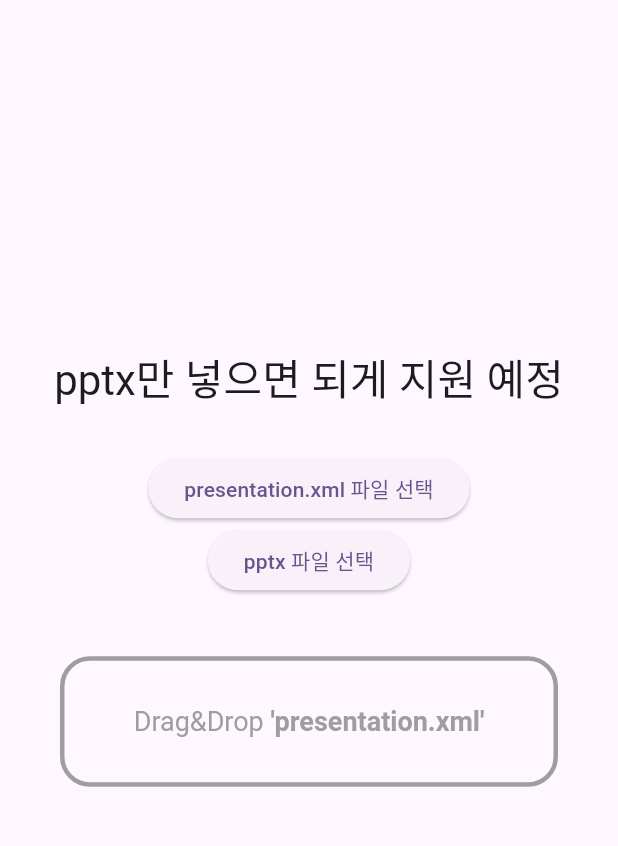
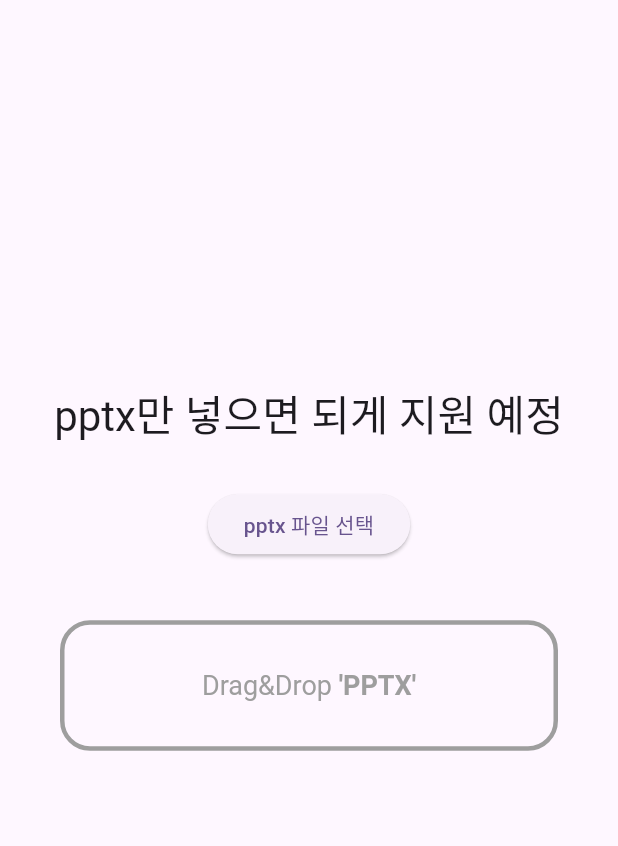
Before and after one commit to iwytbbtss/unlock_pptx, a Flutter app: the screen it shows after launch, after a tap on "pptx 파일 선택", on a phone screen of 412 x 824 dp, the part 84-930 px from its top. Run offline on Flutter 3.47's test engine with Material 2 defaults, Android fonts, the phone set to English and light mode, and no system bars; our stand-ins replace file_picker; missing offline and left inert: desktop_drop.

Commit message:
feat: 코드 정리

```diff
--- a/lib/main.dart
+++ b/lib/main.dart
@@ -1,6 +1,5 @@
 import 'dart:convert';
 import 'dart:io';
-import 'dart:isolate';
 
 import 'package:archive/archive_io.dart';
 import 'package:desktop_drop/desktop_drop.dart';
@@ -8,20 +7,6 @@ import 'package:file_picker/file_picker.dart';
 import 'package:flutter/material.dart';
 import 'package:archive/archive.dart';
 import 'package:xml/xml.dart';
-
-extension IterableX<T> on Iterable<T> {
-  T? firstWhereOrNull(bool Function(T element) test) {
-    if (isEmpty) {
-      return null;
-    }
-
-    for (var el in this) {
-      if (test(el)) return el;
-    }
-
-    return null;
-  }
-}
 
 void main() {
   runApp(const App());
@@ -56,8 +41,8 @@ class _HomeState extends State<Home> {
   // 드래그 중인지
   bool isDragging = false;
 
-  void _openDialog(String title, String buttonText) {
-    showDialog(
+  Future<void> _openDialog(String title, String buttonText) async {
+    await showDialog(
       context: context,
       builder: (context) => AlertDialog(
         alignment: Alignment.center,
@@ -73,41 +58,121 @@ class _HomeState extends State<Home> {
   }
 
   // xml 수정 가능하게 편집
-  bool _convertXmlToEdit(String path) {
+  // bool _convertXmlToEdit(String path) {
+  //   try {
+  //     File file = File(path);
+  //     // inspect(file);
+  //     final document = XmlDocument.parse(file.readAsStringSync());
+  //     final el = document.findAllElements('p:modifyVerifier');
+  //     // inspect(document);
+
+  //     for (var element in el) {
+  //       element.remove();
+  //     }
+  //     // print(document.toXmlString());
+  //     file.writeAsStringSync(document.toXmlString());
+
+  //     return true;
+  //   } catch (e) {
+  //     return false;
+  //   }
+  // }
+
+  // pptx 파일 수정
+  Future<bool> _convertPptxToEdit(String path) async {
     try {
+      // 기존 파일
       File file = File(path);
-      // inspect(file);
-      final document = XmlDocument.parse(file.readAsStringSync());
-      final el = document.findAllElements('p:modifyVerifier');
-      // inspect(document);
+      final bytes = await file.readAsBytes();
+      // -1.zip 파일 생성
+      final temp = path.split('.');
+      temp[temp.length - 2] += '-1';
+      temp.last = 'zip';
+      String newPath = temp.join('.');
+      File newFile = File(newPath);
+      newFile.writeAsBytesSync(bytes);
+      // 작업 시작
+      final newBytes = newFile.readAsBytesSync();
+      final archive = ZipDecoder().decodeBytes(newBytes, verify: true);
+      final editedArchive = Archive(); // 새로 저장할 용도
+      for (var file in archive) {
+        // presentation.xml 찾기
+        if (file.name == 'ppt/presentation.xml') {
+          String result = utf8.decode(file.content);
+          final document = XmlDocument.parse(result);
+          final el = document.findAllElements('p:modifyVerifier');
 
-      for (var element in el) {
-        element.remove();
+          for (var element in el) {
+            element.remove();
+          }
+
+          // 변환 후 추가
+          final xml = document.toXmlString();
+          final xmlBytes = utf8.encode(xml);
+          final newXml = ArchiveFile('ppt/presentation.xml', xmlBytes.length, xmlBytes);
+          editedArchive.addFile(newXml);
+        }
+        // 나머지 파일은 바로 추가
+        else {
+          editedArchive.addFile(file);
+        }
       }
-      // print(document.toXmlString());
-      file.writeAsStringSync(document.toXmlString());
 
+      // -1.pptx로 변환
+      final editedBytes = ZipEncoder().encode(editedArchive);
+      if (editedBytes != null) {
+        newFile.writeAsBytesSync(editedBytes);
+      }
+      temp.last = 'pptx';
+      newPath = temp.join('.');
+      newFile.renameSync(newPath);
+
+      // 저장 성공
       return true;
-    } catch (e) {
+    } catch (error) {
+      await _openDialog('변환 도중 실패: $error', '확인');
       return false;
     }
   }
 
   // xml 파일 선택
-  void _pickXmlFile() async {
-    FilePickerResult? result = await FilePicker.platform.pickFiles();
+  // void _pickXmlFile() async {
+  //   FilePickerResult? result = await FilePicker.platform.pickFiles();
 
-    if (result != null) {
-      final path = result.files.single.path!;
+  //   if (result != null) {
+  //     final path = result.files.single.path!;
+  //     // 형식이 맞을 때
+  //     if (path.endsWith('presentation.xml')) {
+  //       final result = _convertXmlToEdit(path);
+
+  //       if (result) {
+  //         // 완료
+  //         _openDialog('완료', '닫기');
+  //       } else {
+  //         _openDialog('저장에 실패했습니다', '닫기');
+  //       }
+  //     }
+  //     // 형식이 안 맞을 때
+  //     else {
+  //       _openDialog('잘못된 파일 입니다', '닫기');
+  //     }
+  //   }
+  //   // 취소
+  //   else {}
+  // }
+
+  void _pickPptxFile() async {
+    FilePickerResult? pickedFiles = await FilePicker.platform.pickFiles();
+
+    if (pickedFiles != null) {
+      final path = pickedFiles.files.single.path!;
       // 형식이 맞을 때
-      if (path.endsWith('presentation.xml')) {
-        final result = _convertXmlToEdit(path);
+      if (path.endsWith('pptx')) {
+        final result = await _convertPptxToEdit(path);
 
         if (result) {
           // 완료
           _openDialog('완료', '닫기');
-        } else {
-          _openDialog('저장에 실패했습니다', '닫기');
         }
       }
       // 형식이 안 맞을 때
@@ -115,99 +180,26 @@ class _HomeState extends State<Home> {
         _openDialog('잘못된 파일 입니다', '닫기');
       }
     }
-    // 취소
-    else {}
   }
 
-  void _pickPptxFile() async {
-    FilePickerResult? result = await FilePicker.platform.pickFiles();
-
-    if (result != null) {
-      final path = result.files.single.path!;
+  // pptx 드래그 앤 드랍
+  void _onDragDropPptxFile(DropDoneDetails details) async {
+    if(details.files.isNotEmpty) {
+      final path = details.files.first.path;
       // 형식이 맞을 때
       if (path.endsWith('pptx')) {
-        File file = File(result.files.single.path!);
-        final temp = path.split('.');
-        temp[temp.length - 2] += '-1';
-        temp.last = 'zip';
-        String newPath = temp.join('.');
-        print('newPath: $newPath');
-        final bytes = await file.readAsBytes();
-        // -1.zip 생성
-        File newFile = File(newPath);
-        newFile.writeAsBytesSync(bytes);
-        final newBytes = newFile.readAsBytesSync();
-        /* 여기까지 .pptx를 .zip으로 변경 */
+        final result = await _convertPptxToEdit(path);
 
-        final archive = ZipDecoder().decodeBytes(newBytes, verify: true);
-        final editedArchive = Archive();
-        for (var file in archive) {
-          // print(file.name);
-          if (file.name == 'ppt/presentation.xml') {
-            String result = utf8.decode(file.content);
-            print(result);
-            final document = XmlDocument.parse(result);
-            final el = document.findAllElements('p:modifyVerifier');
-
-            for (var element in el) {
-              element.remove();
-            }
-
-            final xml = document.toXmlString();
-            final xmlBytes = utf8.encode(xml);
-            final newXml = ArchiveFile('ppt/presentation.xml', xmlBytes.length, xmlBytes);
-            editedArchive.addFile(newXml);
-          } else {
-            editedArchive.addFile(file);
-          }
+        if (result) {
+          // 완료
+          _openDialog('완료', '닫기');
         }
-
-        final editedBytes = ZipEncoder().encode(editedArchive);
-        if (editedBytes != null) {
-          newFile.writeAsBytesSync(editedBytes);
-        }
-        temp.last = 'pptx';
-        newPath = temp.join('.');
-        newFile.renameSync(newPath);
-        // final presentation = archive.files.firstWhereOrNull((element) => element.name == 'ppt/presentation.xml');
-        // if (presentation != null) {
-        // await Isolate.spawn((message) {
-
-        // }, message)
-        // final content = utf8.decode(presentation.content as List<int>);
-        // final xml = XmlDocument.parse(content);
-        // final pModify = xml.findAllElements('p:modifyVerifier');
-
-        // for (var el in pModify) {
-        //   el.remove();
-        // }
-
-        // final editedArchive = Archive();
-        // for (var file in archive.files) {
-        //   if (file != presentation) {
-        //     editedArchive.addFile(file);
-        //   }
-        // }
-
-        // final editedContent = xml.toXmlString();
-        // final editedBytes = utf8.encode(editedContent);
-
-        // final editedPresentation = ArchiveFile('ppt/presentation.xml', editedBytes.length, editedBytes);
-
-        // archive.addFile(editedPresentation);
-        // final editedArchiveBytes = ZipEncoder().encode(archive);
-
-        // if (editedArchiveBytes != null) {
-        //   final editedFile = File(path);
-        //   await editedFile.writeAsBytes(editedArchiveBytes);
-        // }
-        // }
       }
       // 형식이 안 맞을 때
-      else {}
+      else {
+        _openDialog('잘못된 파일 입니다', '닫기');
+      }
     }
-    // 취소
-    else {}
   }
 
   @override
@@ -229,36 +221,18 @@ class _HomeState extends State<Home> {
                 style: Theme.of(context).textTheme.headlineMedium,
               ),
             ),
-            ElevatedButton(
-                onPressed: _pickXmlFile,
-                child: const Text(
-                  'presentation.xml 파일 선택',
-                )),
+            // ElevatedButton(
+            //     onPressed: _pickXmlFile,
+            //     child: const Text(
+            //       'presentation.xml 파일 선택',
+            //     )),
             ElevatedButton(
                 onPressed: _pickPptxFile,
                 child: const Text(
                   'pptx 파일 선택',
                 )),
             DropTarget(
-                onDragDone: (details) {
-                  if (details.files.isNotEmpty) {
-                    final path = details.files.first.path;
-                    // 형식이 맞을 때
-                    if (path.endsWith('presentation.xml')) {
-                      final result = _convertXmlToEdit(path);
-                      if (result) {
-                        // 완료
-                        _openDialog('완료', '닫기');
-                      } else {
-                        _openDialog('저장에 실패했습니다', '닫기');
-                      }
-                    }
-                    // 형식이 안 맞을 때
-                    else {
-                      _openDialog('잘못된 파일 입니다', '닫기');
-                    }
-                  }
-                },
+                onDragDone: _onDragDropPptxFile,
                 onDragEntered: (details) {
                   setState(() {
                     isDragging = true;
@@ -288,7 +262,7 @@ class _HomeState extends State<Home> {
                           ),
                         ),
                         TextSpan(
-                          text: '\'presentation.xml\'',
+                          text: '\'PPTX\'',
                           style: TextStyle(
                             fontSize: 18,
                             fontWeight: FontWeight.bold,
--- a/pubspec.yaml
+++ b/pubspec.yaml
@@ -40,6 +40,7 @@ dependencies:
   archive: ^3.3.7
   desktop_drop: ^0.4.1
   path_provider: ^2.0.15
+  flutter_spinkit: ^5.2.0
 
 dev_dependencies:
   flutter_test:
```
Also changed, not shown: pubspec.lock.
